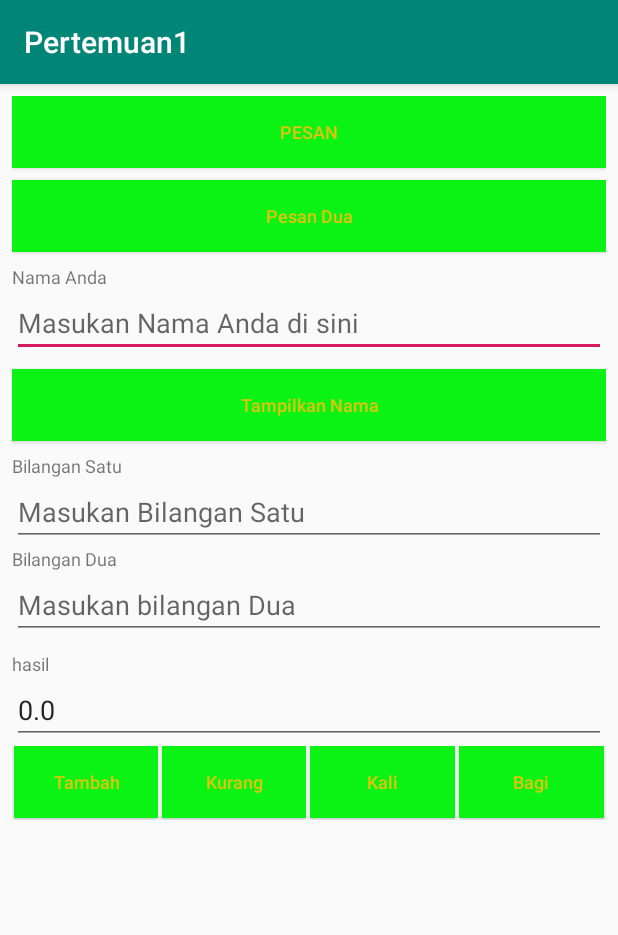
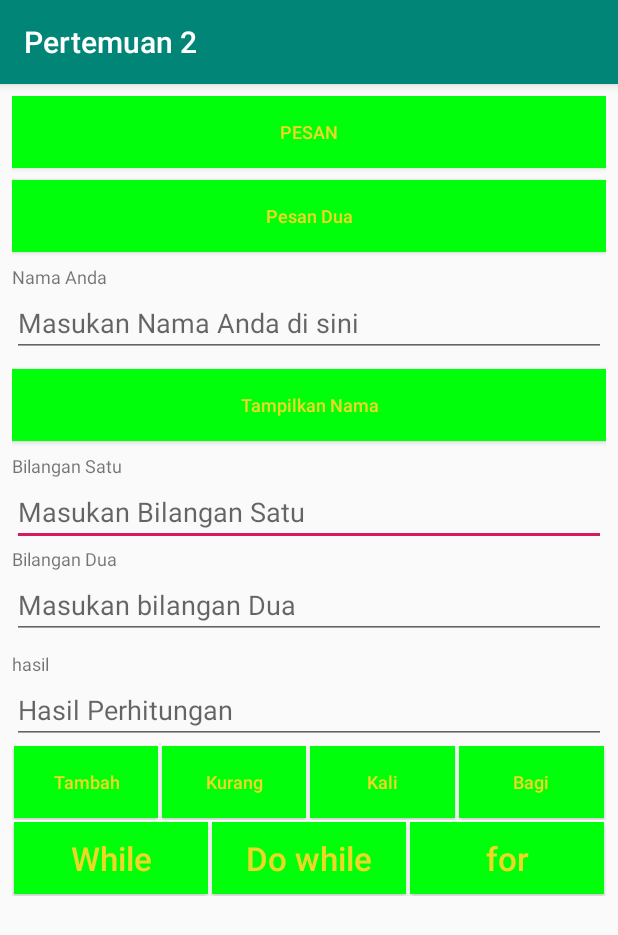
Before and after one commit to irfannurahman08/PMO1-pertemuan1-2, an Android app: the screen it shows after launch (MainActivity), after a tap on "Tambah", on a phone screen of 412 x 824 dp. Shown: the top 935 px of the screen. Run offline under Robolectric (Android 15) with nearby library versions, the phone set to English and light mode, and no system bars.

Commit message:
pertemuan 2 Done

```diff
--- a/app/src/main/java/online/irfandev/example/pertemuan1/MainActivity.java
+++ b/app/src/main/java/online/irfandev/example/pertemuan1/MainActivity.java
@@ -5,11 +5,13 @@ import android.os.Bundle;
 import android.view.View;
 import android.widget.Button;
 import android.widget.EditText;
+import android.widget.TextView;
 import android.widget.Toast;
 
 public class MainActivity extends AppCompatActivity {
-    Button btnPesanDua,btnTampilkanNama,btnTambah,btnKurang,btnKali,btnBagi;
+    Button btnPesanDua,btnTampilkanNama,btnTambah,btnKurang,btnKali,btnBagi,btnWhile,btnDoWhile,btnFor;
     EditText etNama,etBil1,etBil2,etHasil;
+    TextView tvBilangan;
 
     @Override
     protected void onCreate(Bundle savedInstanceState) {
@@ -25,7 +27,7 @@ public class MainActivity extends AppCompatActivity {
         });
 
         etNama=(EditText)findViewById(R.id.etNama);
-        btnTampilkanNama=(Button)findViewById(R.id.etNama);
+        btnTampilkanNama=(Button)findViewById(R.id.btnTampilkanNama);
         btnTampilkanNama.setOnClickListener(new View.OnClickListener() {
             @Override
             public void onClick(View v) {
@@ -41,10 +43,7 @@ public class MainActivity extends AppCompatActivity {
         btnTambah.setOnClickListener(new View.OnClickListener() {
             @Override
             public void onClick(View v) {
-                double vbil1=Double.valueOf(etBil1.getText().toString());
-                double vbil2=Double.valueOf(etBil2.getText().toString());
-                double vhasil=vbil1+vbil2;
-                etHasil.setText(String.valueOf(vhasil));
+                prosesMatematika("Tambah");
             }
         });
 
@@ -52,10 +51,7 @@ public class MainActivity extends AppCompatActivity {
         btnKurang.setOnClickListener(new View.OnClickListener() {
             @Override
             public void onClick(View v) {
-                double vbil1=Double.valueOf(etBil1.getText().toString());
-                double vbil2=Double.valueOf(etBil2.getText().toString());
-                double vhasil=vbil1-vbil2;
-                etHasil.setText(String.valueOf(vhasil));
+                prosesMatematika("Kurang");
             }
         });
 
@@ -63,10 +59,7 @@ public class MainActivity extends AppCompatActivity {
         btnKali.setOnClickListener(new View.OnClickListener() {
             @Override
             public void onClick(View v) {
-                double vbil1=Double.valueOf(etBil1.getText().toString());
-                double vbil2=Double.valueOf(etBil2.getText().toString());
-                double vhasil=vbil1*vbil2;
-                etHasil.setText(String.valueOf(vhasil));
+                prosesMatematika("Kali");
             }
         });
 
@@ -74,10 +67,46 @@ public class MainActivity extends AppCompatActivity {
         btnBagi.setOnClickListener(new View.OnClickListener() {
             @Override
             public void onClick(View v) {
-                double vbil1=Double.valueOf(etBil1.getText().toString());
-                double vbil2=Double.valueOf(etBil2.getText().toString());
-                double vhasil=vbil1/vbil2;
-                etHasil.setText(String.valueOf(vhasil));
+                prosesMatematika("Bagi");
+            }
+        });
+
+        tvBilangan=(TextView)findViewById(R.id.tvBilangan);
+
+        btnWhile=(Button)findViewById(R.id.btnWhile);
+        btnWhile.setOnClickListener(new View.OnClickListener() {
+            @Override
+            public void onClick(View v) {
+                int bil=2;
+                tvBilangan.setText("");
+                while (bil<=20){
+                    tvBilangan.setText(tvBilangan.getText().toString()+String.valueOf(bil)+",");
+                    bil+=2;
+                }
+            }
+        });
+
+        btnDoWhile=(Button)findViewById(R.id.btnDoWhilw);
+        btnDoWhile.setOnClickListener(new View.OnClickListener() {
+            @Override
+            public void onClick(View v) {
+                int bil=1;
+                tvBilangan.setText("");
+                do{
+                    tvBilangan.setText(tvBilangan.getText().toString()+String.valueOf(bil)+",");
+                    bil+=2;
+                }while (bil<=20);
+            }
+        });
+
+        btnFor=(Button)findViewById(R.id.btnFor);
+        btnFor.setOnClickListener(new View.OnClickListener() {
+            @Override
+            public void onClick(View v) {
+                tvBilangan.setText("");
+                for (int bil = 1; bil <= 10; bil++) {
+                    tvBilangan.setText(tvBilangan.getText().toString()+String.valueOf(bil)+",");
+                }
             }
         });
     }
@@ -85,4 +114,34 @@ public class MainActivity extends AppCompatActivity {
     public void tampilkanPesan(View view){
         Toast.makeText(MainActivity.this,"Selamat Belajar Android",Toast.LENGTH_LONG).show();
     }
+
+    void prosesMatematika(String jenisproses){
+        if(statusIsian()==true){
+            ProsesHitung2 proseshitung2 =new ProsesHitung2(Double.valueOf(etBil1.getText().toString()),Double.valueOf(etBil2.getText().toString()));
+
+            if (jenisproses.equalsIgnoreCase("Tambah")){
+                etHasil.setText(String.valueOf(proseshitung2.getTambah()));
+            }else if (jenisproses.equalsIgnoreCase("Kurang")){
+                etHasil.setText(String.valueOf(proseshitung2.getKurang()));
+            }else if (jenisproses.equalsIgnoreCase("Bagi")){
+                etHasil.setText(String.valueOf(proseshitung2.getBagi()));
+            }else if (jenisproses.equalsIgnoreCase("Kali")){
+                etHasil.setText(String.valueOf(proseshitung2.getKali()));
+            }
+        }
+    }
+
+    boolean statusIsian(){
+        boolean vstatus=true;
+        if (etBil1.getText().toString().isEmpty()) {
+            Toast.makeText(this, "Bilangan satu harap diisi",Toast.LENGTH_SHORT).show();
+            etBil1.requestFocus();
+            vstatus=false;
+        } else if (etBil2.getText().toString().isEmpty()) {
+            Toast.makeText(this, "Bilangan dua harap diisi", Toast.LENGTH_SHORT).show();
+            etBil2.requestFocus();
+            vstatus=false;
+        }
+        return vstatus;
+    }
 }
--- a/app/src/main/res/layout/activity_main.xml
+++ b/app/src/main/res/layout/activity_main.xml
@@ -165,6 +165,56 @@
                 />
         </LinearLayout>
 
+        <LinearLayout
+            android:layout_width="match_parent"
+            android:layout_height="wrap_content"
+            android:orientation="horizontal">
+
+            <Button
+                android:layout_width="wrap_content"
+                android:layout_height="wrap_content"
+                android:id="@+id/btnWhile"
+                android:layout_margin="1dp"
+                android:layout_marginTop="8dp"
+                android:layout_weight="1"
+                android:background="@color/backgroundTombol"
+                android:text="While"
+                android:textAllCaps="false"
+                android:textColor="@color/warnaTulisanTombol"
+                android:textSize="22dp"
+                />
+
+            <Button
+                android:layout_width="wrap_content"
+                android:layout_height="wrap_content"
+                android:id="@+id/btnDoWhilw"
+                android:text="Do while"
+                android:layout_margin="1dp"
+                android:layout_marginTop="8dp"
+                android:layout_weight="1"
+                android:background="@color/backgroundTombol"
+                android:textAllCaps="false"
+                android:textColor="@color/warnaTulisanTombol"
+                android:textSize="22dp"/>
+
+            <Button
+                android:layout_width="wrap_content"
+                android:layout_height="wrap_content"
+                android:id="@+id/btnFor"
+                android:text="for"
+                android:layout_margin="1dp"
+                android:layout_marginTop="8dp"
+                android:layout_weight="1"
+                android:background="@color/backgroundTombol"
+                android:textAllCaps="false"
+                android:textColor="@color/warnaTulisanTombol"
+                android:textSize="22dp"/>
+        </LinearLayout>
+
+        <TextView
+            android:layout_width="match_parent"
+            android:layout_height="wrap_content"
+            android:id="@+id/tvBilangan"
+            android:textSize="22dp"/>
     </LinearLayout>
-
 </ScrollView>
--- a/app/src/main/res/values/colors.xml
+++ b/app/src/main/res/values/colors.xml
@@ -4,6 +4,6 @@
     <color name="colorPrimaryDark">#00574B</color>
     <color name="colorAccent">#D81B60</color>
 
-    <color name="backgroundTombol">#0AF314</color>
-    <color name="warnaTulisanTombol">#DAC50F</color>
+    <color name="backgroundTombol">#00FF0B</color>
+    <color name="warnaTulisanTombol">#EED826</color>
 </resources>
--- a/app/src/main/res/values/strings.xml
+++ b/app/src/main/res/values/strings.xml
@@ -1,3 +1,3 @@
 <resources>
-    <string name="app_name">Pertemuan1</string>
+    <string name="app_name">Pertemuan 2</string>
 </resources>
```
Also changed, not shown: app/src/main/java/online/irfandev/example/pertemuan1/ProsesHitung.java (added, +8 -0 lines), app/src/main/java/online/irfandev/example/pertemuan1/ProsesHitung2.java (added, +51 -0 lines).
